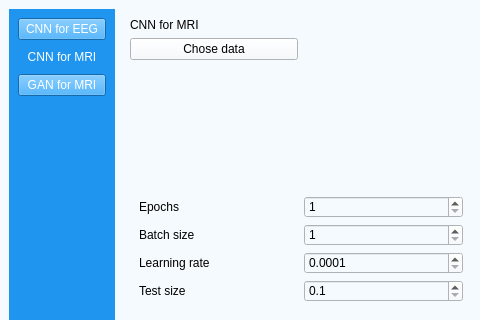
The window that UI/aUI_projekt_MRI.ui (matimusial/ADHDPredictorApp) describes before a commit, drawn with Qt 5; both pictures show x 0 to 480 and y 0 to 320 of the 1280 by 760 pixel window.
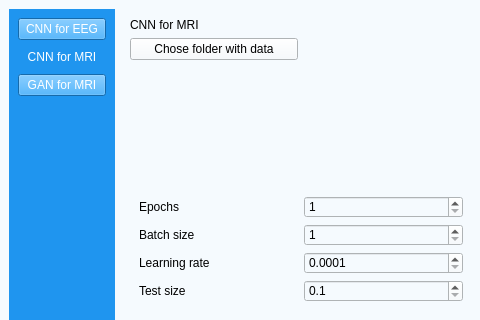
The same window after the commit. Icons and pictures are not drawn.

```diff
--- a/UI/aUI_projekt_MRI.ui
+++ b/UI/aUI_projekt_MRI.ui
@@ -176,7 +176,7 @@
                <item>
                 <widget class="QPushButton" name="pushButton">
                  <property name="text">
-                  <string>Chose data</string>
+                  <string>Chose folder with data</string>
                  </property>
                 </widget>
                </item>
```
Left out of the diff: 2 changed lines with no effect on the pictures.
